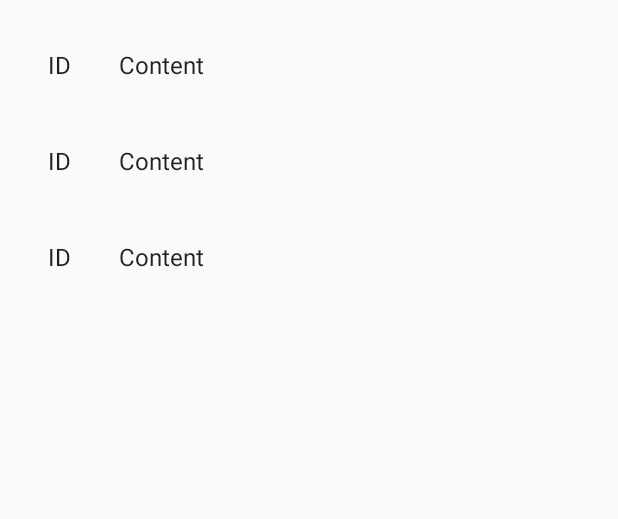
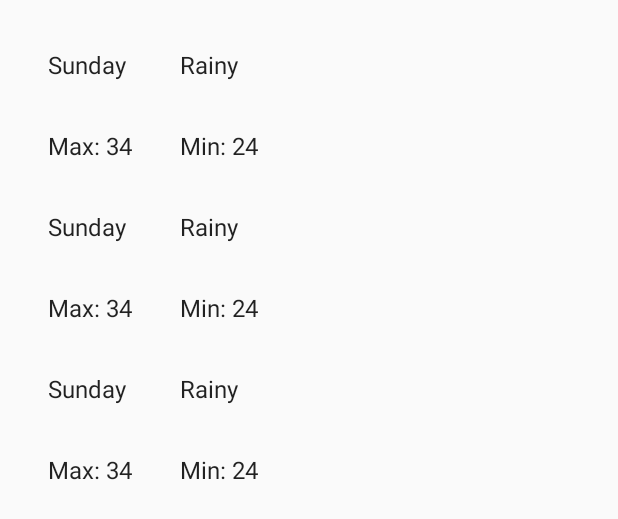
Before and after one commit to jedabero/Sunshine, an Android app: the layout fragment_forecast.xml on its own in the app's theme, with its tools: preview values and no code run, on a phone screen of 412 x 824 dp. Shown: the top 519 px of the screen. Run offline under Robolectric (Android 15) with nearby library versions, the phone set to English and light mode, and no system bars.

Commit message:
Implemented forecast data retrieval

```diff
--- a/app/src/main/AndroidManifest.xml
+++ b/app/src/main/AndroidManifest.xml
@@ -1,6 +1,8 @@
 <?xml version="1.0" encoding="utf-8"?>
 <manifest xmlns:android="http://schemas.android.com/apk/res/android"
     package="com.jedabero.sunshine">
+
+    <uses-permission android:name="android.permission.INTERNET" />
 
     <application
         android:allowBackup="true"
--- a/app/src/main/res/layout/fragment_item_list.xml
+++ b/app/src/main/res/layout/fragment_forecast.xml
@@ -11,5 +11,5 @@
     android:paddingLeft="@dimen/activity_horizontal_margin"
     android:paddingRight="@dimen/activity_horizontal_margin"
     app:layoutManager="LinearLayoutManager"
-    tools:context="com.jedabero.sunshine.ItemFragment"
-    tools:listitem="@layout/fragment_item" />
+    tools:context=".ForecastFragment"
+    tools:listitem="@layout/fragment_forecast_entry" />
--- /dev/null
+++ b/app/src/main/res/layout/fragment_forecast_entry.xml
@@ -0,0 +1,42 @@
+<?xml version="1.0" encoding="utf-8"?>
+<GridLayout xmlns:android="http://schemas.android.com/apk/res/android"
+    xmlns:tools="http://schemas.android.com/tools"
+    android:layout_width="wrap_content"
+    android:layout_height="wrap_content"
+    android:minHeight="?android:attr/listPreferredItemHeight"
+    android:orientation="horizontal"
+    android:columnCount="2">
+
+    <TextView
+        android:id="@+id/datetime"
+        android:layout_width="wrap_content"
+        android:layout_height="wrap_content"
+        android:layout_margin="@dimen/text_margin"
+        android:textAppearance="?attr/textAppearanceListItem"
+        tools:text="Sunday" />
+
+    <TextView
+        android:id="@+id/description"
+        android:layout_width="wrap_content"
+        android:layout_height="wrap_content"
+        android:layout_margin="@dimen/text_margin"
+        android:textAppearance="?attr/textAppearanceListItem"
+        tools:text="Rainy" />
+
+    <TextView
+        android:id="@+id/temperature_max"
+        android:layout_width="wrap_content"
+        android:layout_height="wrap_content"
+        android:layout_margin="@dimen/text_margin"
+        android:textAppearance="?attr/textAppearanceListItem"
+        tools:text="Max: 34" />
+
+    <TextView
+        android:id="@+id/temperature_min"
+        android:layout_width="wrap_content"
+        android:layout_height="wrap_content"
+        android:layout_margin="@dimen/text_margin"
+        android:textAppearance="?attr/textAppearanceListItem"
+        tools:text="Min: 24" />
+
+</GridLayout>
--- a/app/src/main/res/layout/fragment_item.xml
+++ /dev/null
@@ -1,25 +0,0 @@
-<?xml version="1.0" encoding="utf-8"?>
-<LinearLayout xmlns:android="http://schemas.android.com/apk/res/android"
-    xmlns:tools="http://schemas.android.com/tools"
-    android:layout_width="wrap_content"
-    android:layout_height="wrap_content"
-    android:minHeight="?android:attr/listPreferredItemHeight"
-    android:orientation="horizontal">
-
-    <TextView
-        android:id="@+id/id"
-        android:layout_width="wrap_content"
-        android:layout_height="wrap_content"
-        android:layout_margin="@dimen/text_margin"
-        android:textAppearance="?attr/textAppearanceListItem"
-        tools:text="ID" />
-
-    <TextView
-        android:id="@+id/content"
-        android:layout_width="wrap_content"
-        android:layout_height="wrap_content"
-        android:layout_margin="@dimen/text_margin"
-        android:textAppearance="?attr/textAppearanceListItem"
-        tools:text="Content" />
-
-</LinearLayout>
```
Also changed, not shown: app/src/main/java/com/jedabero/sunshine/FetchWeatherTask.java (added, +90 -0 lines), app/src/main/java/com/jedabero/sunshine/ForecastFragment.java (renamed from app/src/main/java/com/jedabero/sunshine/ItemFragment.java, +16 -11 lines), app/src/main/java/com/jedabero/sunshine/ForecastRecyclerViewAdapter.java (added, +90 -0 lines), app/src/main/java/com/jedabero/sunshine/MainActivity.java (+23 -5 lines), app/src/main/java/com/jedabero/sunshine/MyItemRecyclerViewAdapter.java (deleted, +0 -77 lines), app/src/main/java/com/jedabero/sunshine/dummy/DummyContent.java (deleted, +0 -72 lines), app/src/main/java/com/jedabero/sunshine/dummy/Forecast.java (added, +74 -0 lines), app/src/main/res/values/strings.xml (+11 -0 lines).
